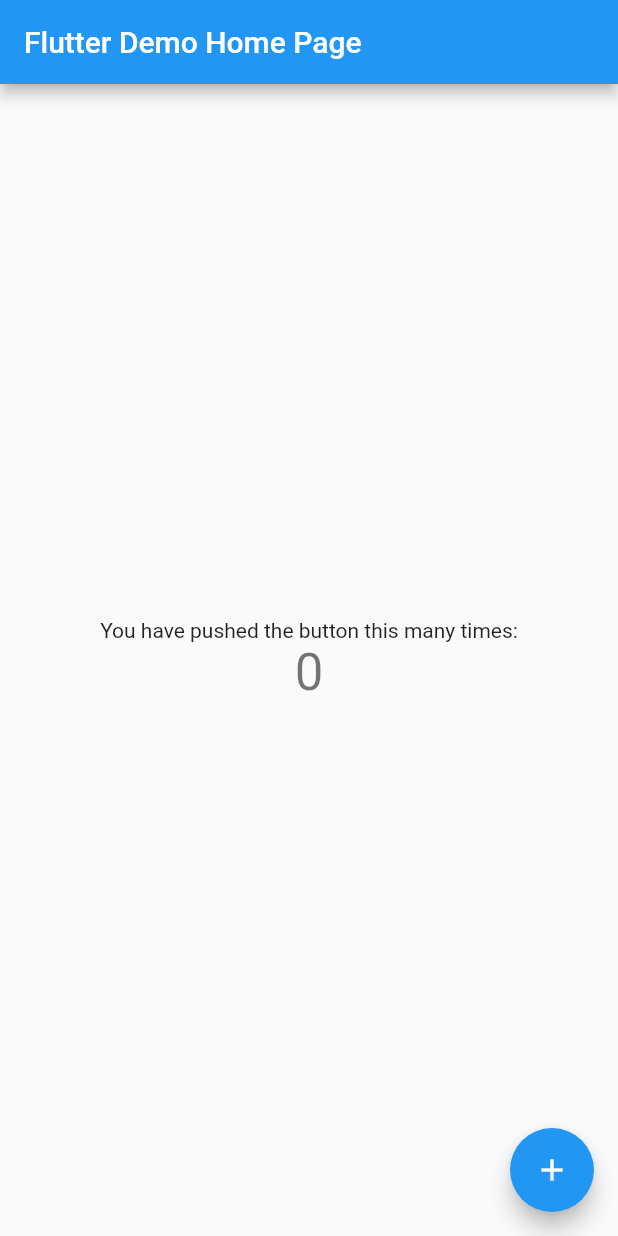
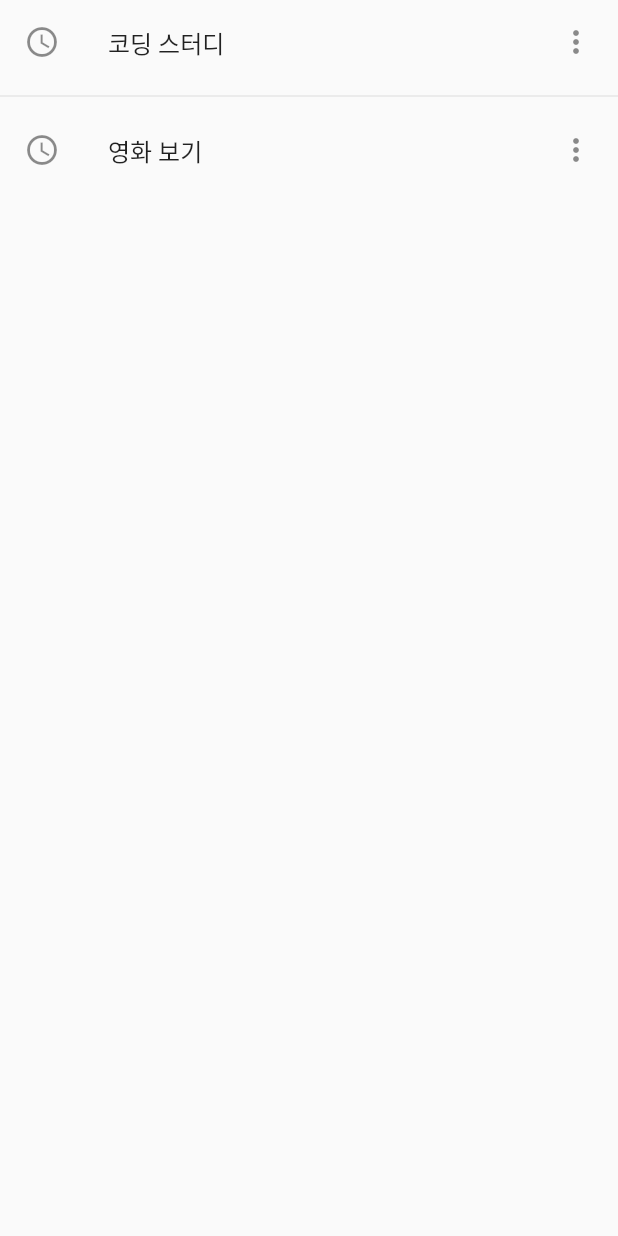
Before and after one commit to yjjo8136/When-Do-We-Meet, a Flutter app: the screen it shows after launch, on a phone screen of 412 x 824 dp. Run offline on Flutter 3.47's test engine with Material 2 defaults, Android fonts, the phone set to English and light mode, and no system bars.

Commit message:
feature: frontend 초안

```diff
--- a/lib/main.dart
+++ b/lib/main.dart
@@ -1,115 +1,18 @@
 import 'package:flutter/material.dart';
+import 'package:when_do_we_meet/pages/select_room_page.dart';
 
 void main() {
   runApp(const MyApp());
 }
 
 class MyApp extends StatelessWidget {
-  const MyApp({super.key});
+  const MyApp({Key? key}) : super(key: key);
 
-  // This widget is the root of your application.
   @override
   Widget build(BuildContext context) {
     return MaterialApp(
-      title: 'Flutter Demo',
-      theme: ThemeData(
-        // This is the theme of your application.
-        //
-        // Try running your application with "flutter run". You'll see the
-        // application has a blue toolbar. Then, without quitting the app, try
-        // changing the primarySwatch below to Colors.green and then invoke
-        // "hot reload" (press "r" in the console where you ran "flutter run",
-        // or simply save your changes to "hot reload" in a Flutter IDE).
-        // Notice that the counter didn't reset back to zero; the application
-        // is not restarted.
-        primarySwatch: Colors.blue,
-      ),
-      home: const MyHomePage(title: 'Flutter Demo Home Page'),
+      debugShowCheckedModeBanner: false,
+      home: SelectRoomPage(),
     );
   }
 }
-
-class MyHomePage extends StatefulWidget {
-  const MyHomePage({super.key, required this.title});
-
-  // This widget is the home page of your application. It is stateful, meaning
-  // that it has a State object (defined below) that contains fields that affect
-  // how it looks.
-
-  // This class is the configuration for the state. It holds the values (in this
-  // case the title) provided by the parent (in this case the App widget) and
-  // used by the build method of the State. Fields in a Widget subclass are
-  // always marked "final".
-
-  final String title;
-
-  @override
-  State<MyHomePage> createState() => _MyHomePageState();
-}
-
-class _MyHomePageState extends State<MyHomePage> {
-  int _counter = 0;
-
-  void _incrementCounter() {
-    setState(() {
-      // This call to setState tells the Flutter framework that something has
-      // changed in this State, which causes it to rerun the build method below
-      // so that the display can reflect the updated values. If we changed
-      // _counter without calling setState(), then the build method would not be
-      // called again, and so nothing would appear to happen.
-      _counter++;
-    });
-  }
-
-  @override
-  Widget build(BuildContext context) {
-    // This method is rerun every time setState is called, for instance as done
-    // by the _incrementCounter method above.
-    //
-    // The Flutter framework has been optimized to make rerunning build methods
-    // fast, so that you can just rebuild anything that needs updating rather
-    // than having to individually change instances of widgets.
-    return Scaffold(
-      appBar: AppBar(
-        // Here we take the value from the MyHomePage object that was created by
-        // the App.build method, and use it to set our appbar title.
-        title: Text(widget.title),
-      ),
-      body: Center(
-        // Center is a layout widget. It takes a single child and positions it
-        // in the middle of the parent.
-        child: Column(
-          // Column is also a layout widget. It takes a list of children and
-          // arranges them vertically. By default, it sizes itself to fit its
-          // children horizontally, and tries to be as tall as its parent.
-          //
-          // Invoke "debug painting" (press "p" in the console, choose the
-          // "Toggle Debug Paint" action from the Flutter Inspector in Android
-          // Studio, or the "Toggle Debug Paint" command in Visual Studio Code)
-          // to see the wireframe for each widget.
-          //
-          // Column has various properties to control how it sizes itself and
-          // how it positions its children. Here we use mainAxisAlignment to
-          // center the children vertically; the main axis here is the vertical
-          // axis because Columns are vertical (the cross axis would be
-          // horizontal).
-          mainAxisAlignment: MainAxisAlignment.center,
-          children: <Widget>[
-            const Text(
-              'You have pushed the button this many times:',
-            ),
-            Text(
-              '$_counter',
-              style: Theme.of(context).textTheme.headline4,
-            ),
-          ],
-        ),
-      ),
-      floatingActionButton: FloatingActionButton(
-        onPressed: _incrementCounter,
-        tooltip: 'Increment',
-        child: const Icon(Icons.add),
-      ), // This trailing comma makes auto-formatting nicer for build methods.
-    );
-  }
-}
--- /dev/null
+++ b/lib/pages/select_room_page.dart
@@ -0,0 +1,39 @@
+import 'package:flutter/material.dart';
+import 'package:when_do_we_meet/pages/time_select_page.dart';
+
+class SelectRoomPage extends StatelessWidget {
+  const SelectRoomPage({Key? key}) : super(key: key);
+
+  @override
+  Widget build(BuildContext context) {
+    return Scaffold(
+      body: ListView(
+        children: [
+          ListTile(
+            leading: Icon(Icons.schedule),
+            title: Text('코딩 스터디'),
+            trailing: Icon(Icons.more_vert),
+            onTap: () {
+              Navigator.push(
+                context,
+                MaterialPageRoute(builder: (context) => TimeSelectPage()),
+              );
+            },
+          ),
+          Divider(),
+          ListTile(
+            leading: Icon(Icons.schedule),
+            title: Text('영화 보기'),
+            trailing: Icon(Icons.more_vert),
+            onTap: () {
+              Navigator.push(
+                context,
+                MaterialPageRoute(builder: (context) => TimeSelectPage()),
+              );
+            },
+          ),
+        ],
+      ),
+    );
+  }
+}
--- a/pubspec.yaml
+++ b/pubspec.yaml
@@ -36,6 +36,7 @@
   # The following adds the Cupertino Icons font to your application.
   # Use with the CupertinoIcons class for iOS style icons.
   cupertino_icons: ^1.0.2
+  drag_select_grid_view: ^0.6.1
 
 dev_dependencies:
   flutter_test:
```
Also changed, not shown: lib/components/grid_item.dart (added, +47 -0 lines), lib/pages/login_page.dart (added, +94 -0 lines), lib/pages/sign_up_page.dart (added, +107 -0 lines), lib/pages/time_select_page.dart (added, +108 -0 lines), pubspec.lock.
